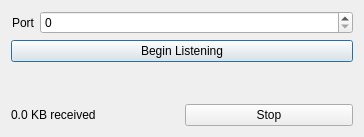
First picture: the form in src/hobbits-plugins/importerexporters/TcpData/tcpreceiver.ui, repository goldest-star/binary-analysis-tool, before the edit.
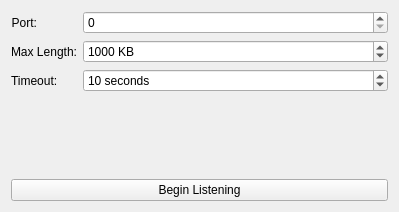
Second picture: the form after the edit.

Commit message: progress: get the plugins ported over to the new interfaces

Diff of the .ui file:
```diff
--- a/src/hobbits-plugins/importerexporters/TcpData/tcpreceiver.ui
+++ b/src/hobbits-plugins/importerexporters/TcpData/tcpreceiver.ui
@@ -1,13 +1,13 @@
 <?xml version="1.0" encoding="UTF-8"?>
 <ui version="4.0">
  <class>TcpReceiver</class>
- <widget class="QDialog" name="TcpReceiver">
+ <widget class="QWidget" name="TcpReceiver">
   <property name="geometry">
    <rect>
     <x>0</x>
     <y>0</y>
-    <width>364</width>
-    <height>137</height>
+    <width>399</width>
+    <height>212</height>
    </rect>
   </property>
   <property name="windowTitle">
@@ -19,7 +19,7 @@
      <item row="0" column="0">
       <widget class="QLabel" name="label">
        <property name="text">
-        <string>Port</string>
+        <string>Port:</string>
        </property>
        <property name="alignment">
         <set>Qt::AlignRight|Qt::AlignTrailing|Qt::AlignVCenter</set>
@@ -36,28 +36,69 @@
        </property>
       </widget>
      </item>
-     <item row="1" column="0" colspan="2">
+     <item row="4" column="0" colspan="2">
       <widget class="QPushButton" name="pb_start">
        <property name="text">
         <string>Begin Listening</string>
        </property>
       </widget>
      </item>
-    </layout>
-   </item>
-   <item>
-    <layout class="QHBoxLayout" name="horizontalLayout">
-     <item>
-      <widget class="QLabel" name="lb_progress">
+     <item row="3" column="0">
+      <spacer name="verticalSpacer">
+       <property name="orientation">
+        <enum>Qt::Vertical</enum>
+       </property>
+       <property name="sizeHint" stdset="0">
+        <size>
+         <width>20</width>
+         <height>40</height>
+        </size>
+       </property>
+      </spacer>
+     </item>
+     <item row="1" column="0">
+      <widget class="QLabel" name="label_2">
        <property name="text">
-        <string>0.0 KB received</string>
+        <string>Max Length:</string>
        </property>
       </widget>
      </item>
-     <item>
-      <widget class="QPushButton" name="pb_stop">
+     <item row="1" column="1">
+      <widget class="QSpinBox" name="sb_maxLengthKb">
+       <property name="suffix">
+        <string> KB</string>
+       </property>
+       <property name="minimum">
+        <number>1</number>
+       </property>
+       <property name="maximum">
+        <number>1000000000</number>
+       </property>
+       <property name="value">
+        <number>1000</number>
+       </property>
+      </widget>
+     </item>
+     <item row="2" column="0">
+      <widget class="QLabel" name="label_3">
        <property name="text">
-        <string>Stop</string>
+        <string>Timeout:</string>
+       </property>
+      </widget>
+     </item>
+     <item row="2" column="1">
+      <widget class="QSpinBox" name="sb_timeout">
+       <property name="suffix">
+        <string> seconds</string>
+       </property>
+       <property name="minimum">
+        <number>1</number>
+       </property>
+       <property name="maximum">
+        <number>1000000</number>
+       </property>
+       <property name="value">
+        <number>10</number>
        </property>
       </widget>
      </item>
```
Left out of the diff: 1 changed line with no effect on the pictures. The commit also changes 66 other files.
